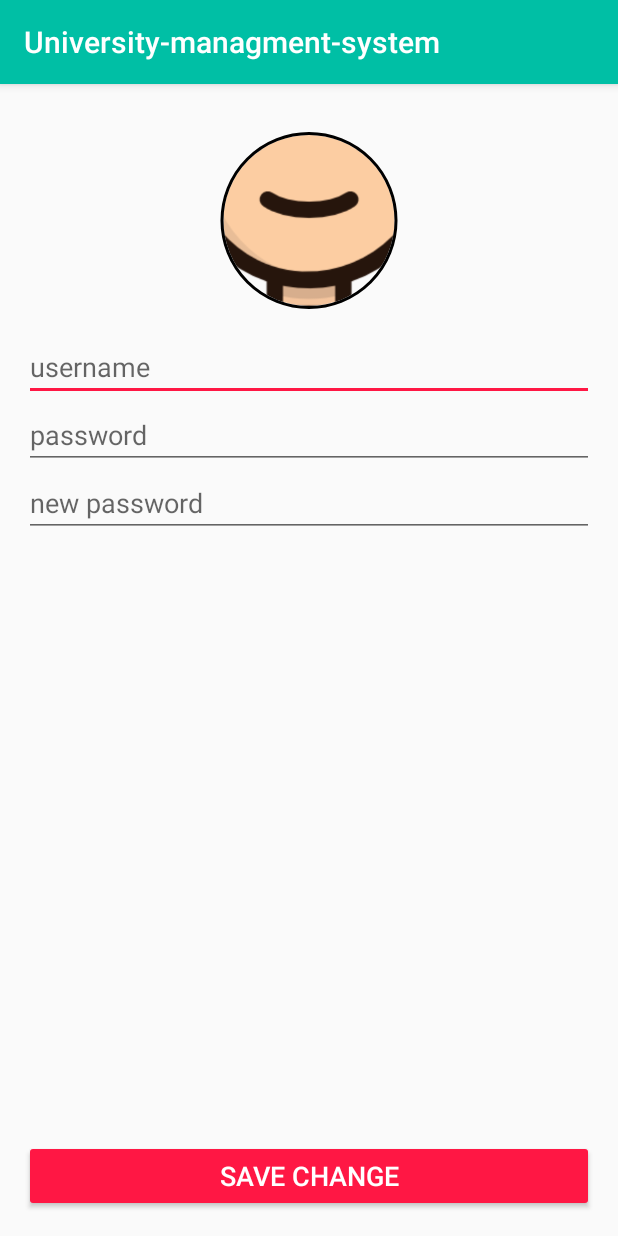
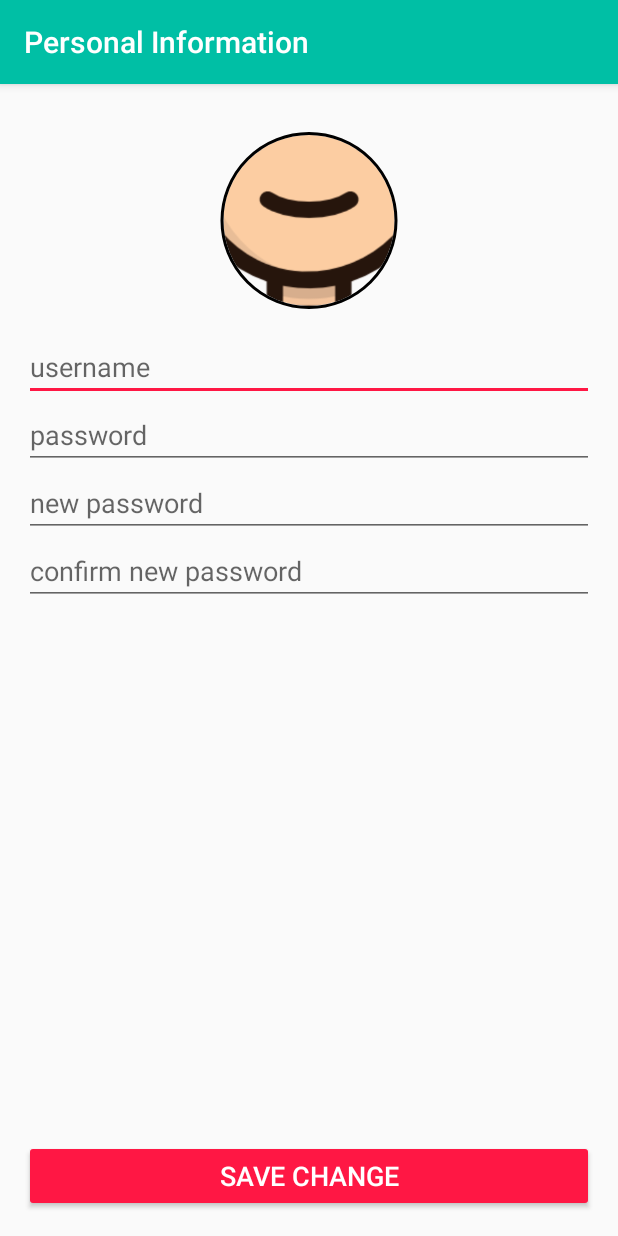
Before and after one commit to samrithyoeun/university-management-system, an Android app: the PersonalInfoActivity screen opened directly, with no data from a screen before it, on a phone screen of 412 x 824 dp. Run offline under Robolectric (Android 15) with nearby library versions, the phone set to English and light mode, and no system bars; our stand-ins replace CircleImageView.

Commit message:
add universityinfo feature + add studentPersonalInformation feature

```diff
--- a/app/src/main/AndroidManifest.xml
+++ b/app/src/main/AndroidManifest.xml
@@ -12,7 +12,6 @@
         <activity
             android:name=".MainActivity"
             android:theme="@style/WhiteTheme">
-
             <intent-filter>
                 <action android:name="android.intent.action.MAIN" />
 
@@ -23,11 +22,9 @@
         <activity android:name=".student.ScheduleActivity" />
         <activity android:name=".student.PersonalInfoActivity" />
         <activity
-
             android:name=".professor.ProfessorActivity"
             android:label="@string/title_activity_professor"
             android:theme="@style/AppTheme.NoActionBar">
-
             <meta-data
                 android:name="android.app.searchable"
                 android:resource="@xml/searchable" />
--- a/app/src/main/java/com/fluffy/samrith/university_managment_system/student/PersonalInfoActivity.java
+++ b/app/src/main/java/com/fluffy/samrith/university_managment_system/student/PersonalInfoActivity.java
@@ -11,6 +11,7 @@ public class PersonalInfoActivity extends AppCompatActivity {
     protected void onCreate(Bundle savedInstanceState) {
         super.onCreate(savedInstanceState);
         setContentView(R.layout.activity_personal_info);
+        this.setTitle("Personal Information");
 
     }
 }
--- a/app/src/main/res/layout/activity_main.xml
+++ b/app/src/main/res/layout/activity_main.xml
@@ -21,6 +21,10 @@
         android:layout_height="wrap_content"
         android:hint="Username"
         android:id="@+id/username"
+        android:imeOptions="actionDone"
+        android:maxLines="1"
+        android:inputType="textPersonName"
+        android:nextFocusDown="@id/password"
         />
     <EditText
         android:layout_width="match_parent"
@@ -29,6 +33,8 @@
         android:id="@+id/password"
         android:inputType="textPassword"
         android:layout_marginBottom="10dp"
+        android:maxLines="1"
+        android:imeOptions="actionDone"
         />
 
     <android.support.v7.widget.AppCompatButton
--- a/app/src/main/res/layout/activity_personal_info.xml
+++ b/app/src/main/res/layout/activity_personal_info.xml
@@ -23,6 +23,8 @@
         android:layout_height="wrap_content"
         android:id="@+id/username"
         android:hint="username"
+        android:imeOptions="actionDone"
+        android:inputType="textPersonName"
         />
 
     <EditText
@@ -30,20 +32,31 @@
         android:layout_height="wrap_content"
         android:id="@+id/password"
         android:hint="password"
+        android:inputType="textPassword"
+        android:imeOptions="actionDone"
         />
     <EditText
         android:layout_width="match_parent"
         android:layout_height="wrap_content"
         android:id="@+id/newPassword"
         android:hint="new password"
+        android:imeOptions="actionDone"
+        android:inputType="textPassword"
+        />
+
+    <EditText
+        android:layout_width="match_parent"
+        android:layout_height="wrap_content"
+        android:id="@+id/confrimpassword"
+        android:hint="confirm new password"
+        android:imeOptions="actionDone"
+        android:inputType="textPassword"
         />
 
     <LinearLayout
-        android:layout_width="wrap_content"
+        android:layout_width="match_parent"
         android:layout_height="0dp"
         android:layout_weight="1">
-
-    </LinearLayout>
         <android.support.v7.widget.AppCompatButton
             xmlns:app="http://schemas.android.com/apk/res-auto"
             android:layout_width="match_parent"
@@ -56,5 +69,7 @@
             android:id="@+id/change"
             />
 
+    </LinearLayout>
+
 
 </LinearLayout>
```
Also changed, not shown: app/src/main/java/com/fluffy/samrith/university_managment_system/student/StudentHomeActivity.java (+6 -1 lines), app/src/main/res/layout/activity_professor2.xml (+0 -7 lines), app/src/main/res/values/styles.xml (+7 -0 lines). Lines whose indentation alone changed are shown as unchanged.
